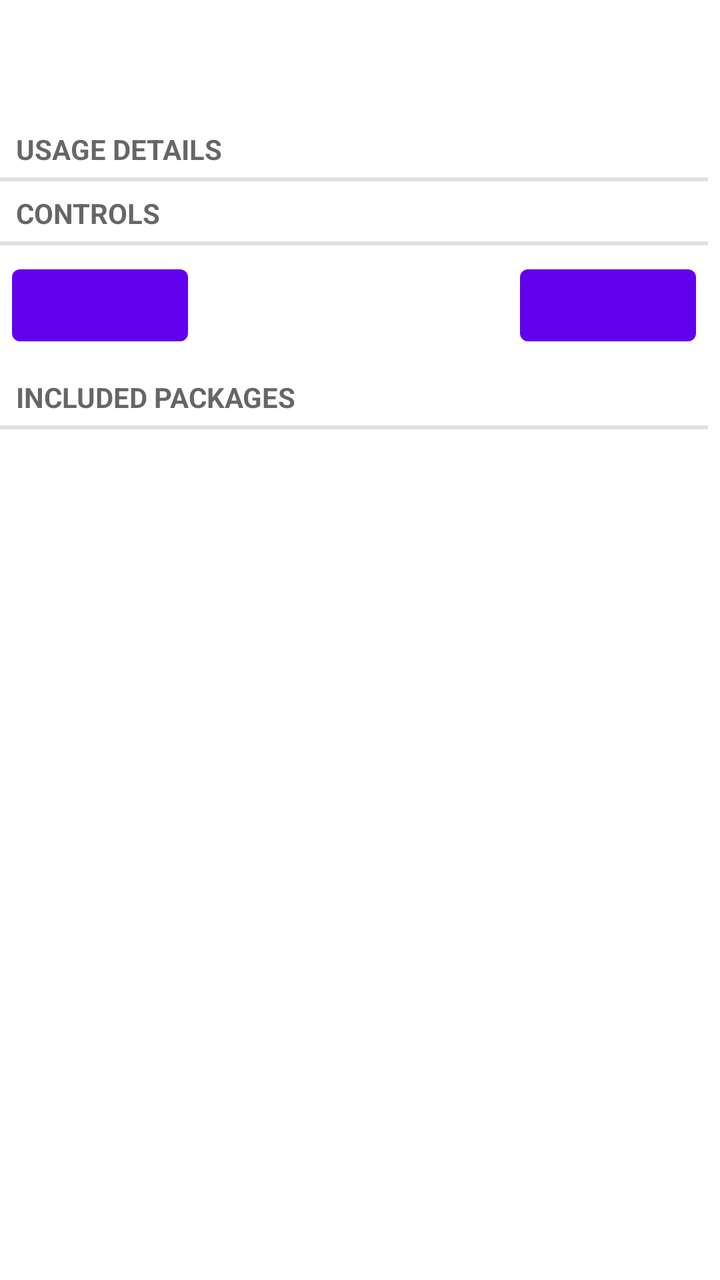
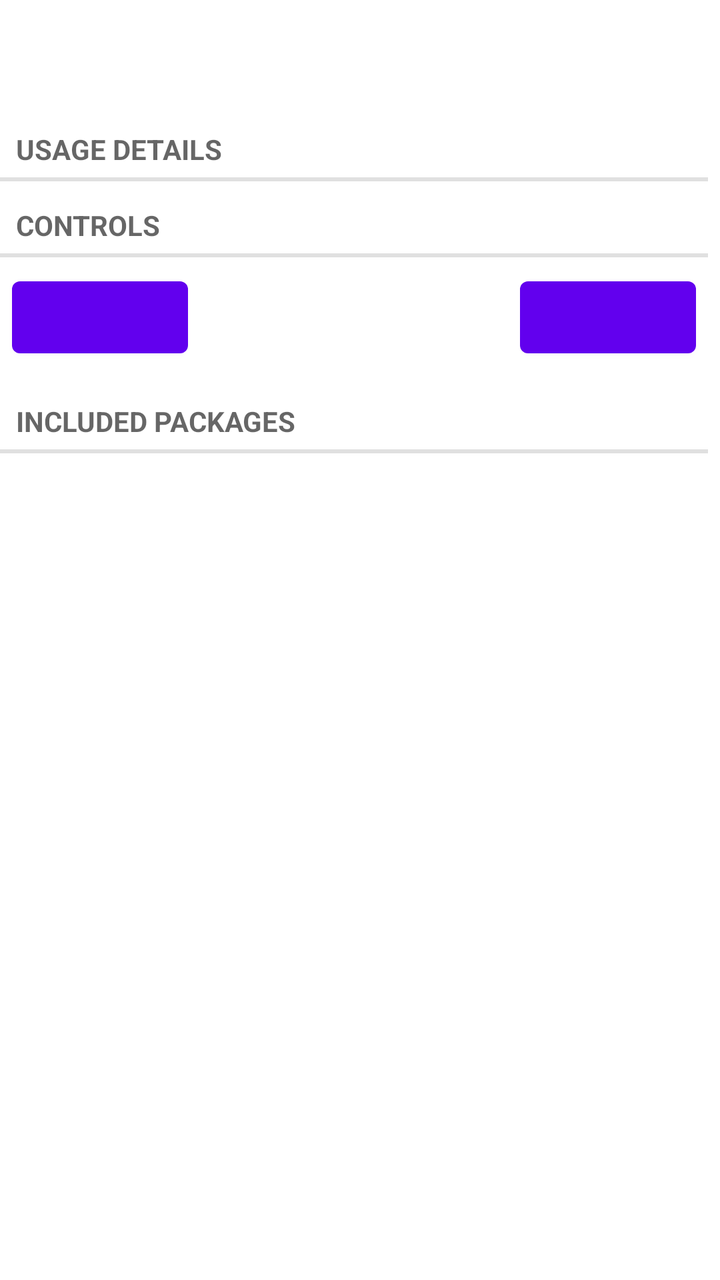

Screens rendered from an Android XML layout before and after an edit, with the pre-edit source and the edit as a unified diff.
<!-- AndroidManifest.xml: fallback theme Theme.MaterialComponents.DayNight.NoActionBar -->
<!-- res/layout/power_usage_details.xml -->
<?xml version="1.0" encoding="utf-8"?>
<ScrollView
    xmlns:android="http://schemas.android.com/apk/res/android"
    android:layout_width="fill_parent"
    android:layout_height="fill_parent">
    <LinearLayout
        android:id="@+id/all_details"
        android:layout_width="fill_parent"
        android:layout_height="fill_parent"
        android:paddingRight="6dip"
        android:paddingTop="5dip"
        android:paddingBottom="5dip"
        android:orientation="vertical">

        
        <RelativeLayout
            android:layout_width="fill_parent"
            android:layout_height="wrap_content"
            android:layout_gravity="center_vertical">

            <LinearLayout
                android:orientation="vertical"
                android:layout_alignParentLeft="true"
                android:layout_width="fill_parent"
                android:layout_height="wrap_content"
                android:paddingTop="6dip"
                android:paddingBottom="6dip"
                android:paddingRight="6dip"
                android:paddingLeft="6dip" >
                
                <TextView android:id="@+id/name"
                    android:layout_width="wrap_content"
                    android:layout_height="wrap_content"
                    android:textAppearance="?android:attr/textAppearanceMedium"
                    android:textStyle="bold"
                    android:singleLine="true"
                    android:ellipsize="marquee"
                    android:layout_marginBottom="2dip" />
                
                <TextView android:id="@+id/battery_percentage"
                    android:layout_marginTop="-4dip"
                    android:layout_gravity="center_vertical"
                    android:layout_width="wrap_content"
                    android:layout_height="wrap_content"
                    android:textAppearance="?android:attr/textAppearanceSmall" />
            </LinearLayout>

            
            <ImageView android:id="@+id/icon"
                android:layout_width="@android:dimen/app_icon_size"
                android:layout_height="@android:dimen/app_icon_size"
                android:layout_alignParentRight="true"
                android:paddingTop="6dip"
                android:paddingBottom="6dip"
                android:paddingRight="6dip"
                android:scaleType="fitCenter" />
        </RelativeLayout>


        <TextView
            style="?android:attr/listSeparatorTextViewStyle"
            android:text="@string/details_subtitle" />

        <LinearLayout
            android:id="@+id/details"
            android:layout_width="fill_parent"
            android:layout_height="wrap_content"
            android:paddingLeft="6dip"
            android:orientation="vertical">

            

        </LinearLayout>

        <LinearLayout
            android:id="@+id/controls_section"
            android:layout_width="fill_parent"
            android:layout_height="wrap_content"
            android:orientation="vertical">

            <TextView
                android:id="@+id/controls_section_title"
                style="?android:attr/listSeparatorTextViewStyle"
                android:text="@string/controls_subtitle" />
            
            <RelativeLayout
                android:layout_width="fill_parent"
                android:layout_height="wrap_content">

                <Button
                    android:id="@+id/action_button1"
                    android:layout_width="wrap_content"
                    android:layout_height="wrap_content"
                    android:layout_marginLeft="6dip"
                    android:layout_marginTop="6dip"
                    android:layout_marginBottom="6dip"
                    android:layout_marginRight="6dip"
                    android:layout_alignParentLeft="true"
                    android:layout_weight="1"/>
                <Button
                    android:id="@+id/action_button2"
                    android:layout_width="wrap_content"
                    android:layout_height="wrap_content"
                    android:layout_marginLeft="6dip"
                    android:layout_marginTop="6dip"
                    android:layout_marginBottom="6dip"
                    android:layout_marginRight="6dip"
                    android:layout_alignParentRight="true"
                    android:layout_weight="1"/>

            </RelativeLayout>

        </LinearLayout>
                    
        <TextView
            android:id="@+id/packages_section_title"
            style="?android:attr/listSeparatorTextViewStyle"
            android:text="@string/packages_subtitle" />

        <LinearLayout
            android:id="@+id/packages_section"
            android:layout_width="fill_parent"
            android:layout_height="wrap_content"
            android:paddingLeft="6dip"
            android:orientation="vertical">

            

        </LinearLayout>
    </LinearLayout>
</ScrollView>
<!-- resources referenced by this layout -->
<resources>
  <string name="controls_subtitle">Controls</string>
  <string name="details_subtitle">Usage details</string>
  <string name="packages_subtitle">Included packages</string>
</resources>

<!-- the commit's change to res/layout/power_usage_details.xml (unified diff, before → after) -->
@@ -81,6 +81,7 @@
             <TextView
                 android:id="@+id/controls_section_title"
                 style="?android:attr/listSeparatorTextViewStyle"
+                android:layout_marginTop="6dip"
                 android:text="@string/controls_subtitle" />
             
             <RelativeLayout
@@ -115,6 +116,7 @@
         <TextView
             android:id="@+id/packages_section_title"
             style="?android:attr/listSeparatorTextViewStyle"
+            android:layout_marginTop="6dip"
             android:text="@string/packages_subtitle" />
 
         <LinearLayout
